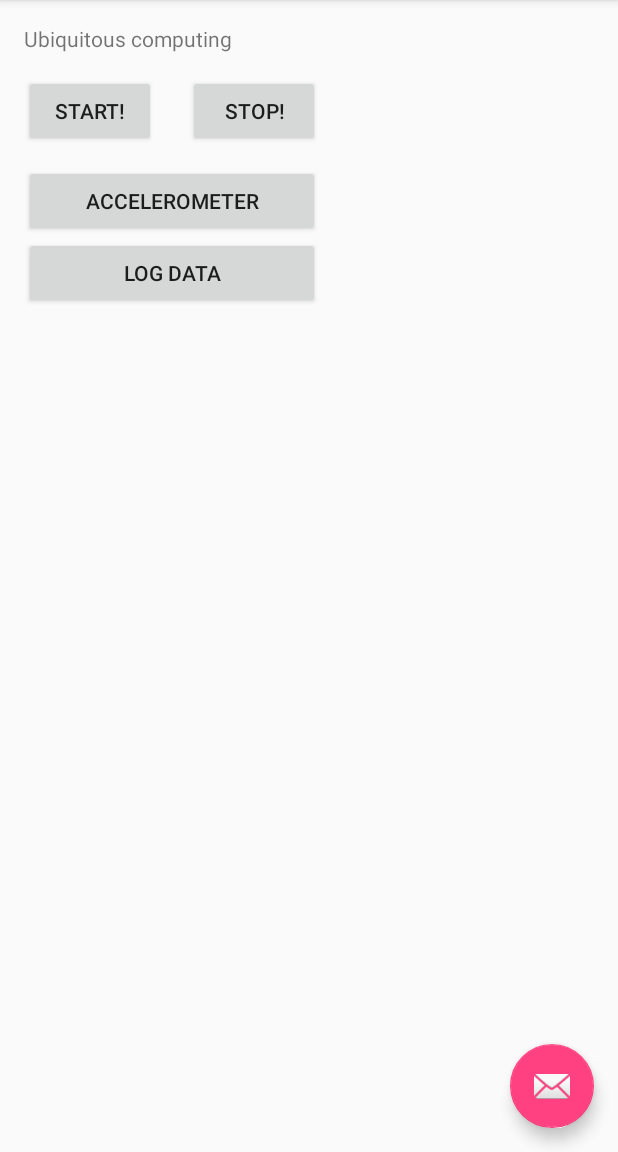
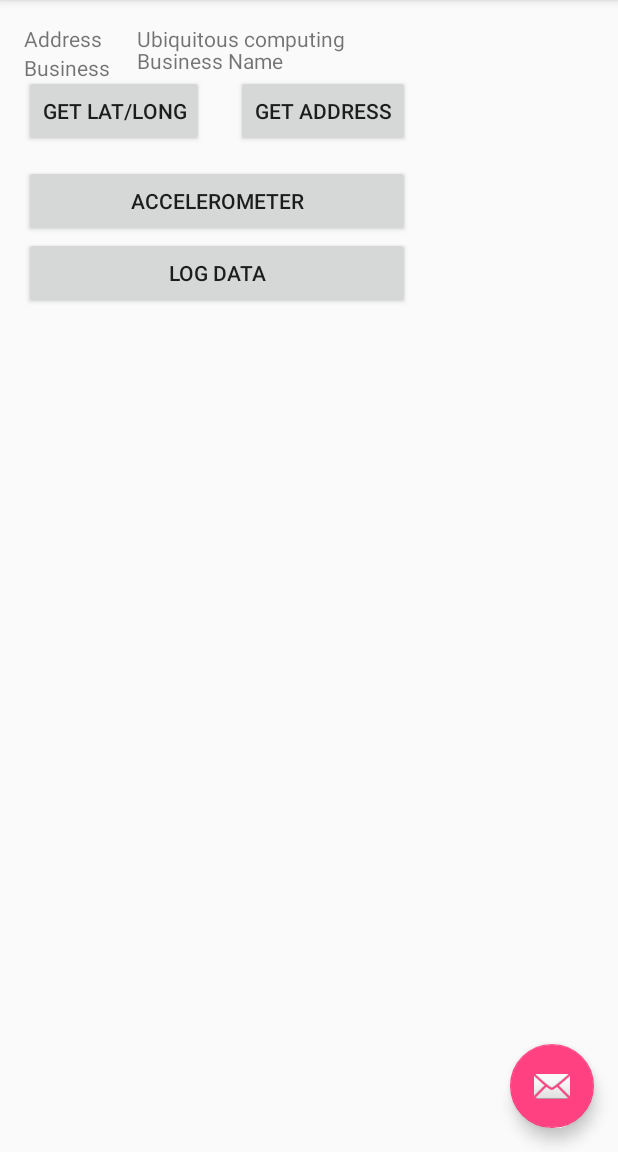
Before and after one commit to AbdulAli/UbiComp, an Android app: the screen it shows after launch (MainActivity), on a phone screen of 412 x 824 dp, the part 84-1236 px from its top. Run offline under Robolectric (Android 15) with nearby library versions, the phone set to English and light mode, and no system bars.

Commit message:
location data

```diff
--- a/app/build.gradle
+++ b/app/build.gradle
@@ -26,5 +26,6 @@ dependencies {
     })
     compile 'com.android.support:appcompat-v7:25.1.0'
     compile 'com.android.support:design:25.1.0'
+    compile 'com.google.android.gms:play-services-places:10.2.0'
     testCompile 'junit:junit:4.12'
 }
--- a/app/src/main/java/com/assignment1_longitude_latitude/MyLocationListener.java
+++ b/app/src/main/java/com/assignment1_longitude_latitude/MyLocationListener.java
@@ -1,4 +1,4 @@
-package assignment1_longitude_latitude;
+package com.assignment1_longitude_latitude;
 
 import android.content.Context;
 import android.location.Location;
--- a/app/src/main/java/com/assignment1_longitude_latitude/MyLocationService.java
+++ b/app/src/main/java/com/assignment1_longitude_latitude/MyLocationService.java
@@ -35,8 +35,6 @@ public class MyLocationService extends Service {
 
     @Override
     public int onStartCommand(Intent intent, int flags, int startId) {
-        // Let it continue running until it is stopped.
-        Toast.makeText(this, "Service Start", Toast.LENGTH_LONG).show();
         addListenerLocation();
         return START_STICKY;
     }
--- a/app/src/main/res/layout/content_main.xml
+++ b/app/src/main/res/layout/content_main.xml
@@ -13,17 +13,10 @@
     tools:context="com.ubicomp.main.MainActivity"
     tools:showIn="@layout/activity_main">
 
-    <TextView
-        android:layout_width="match_parent"
-        android:layout_height="wrap_content"
-        android:text="Ubiquitous computing"
-        android:layout_marginBottom="50dp"
-        android:id="@+id/textBox" />
-
     <Button
         android:layout_width="wrap_content"
         android:layout_height="wrap_content"
-        android:text="Start!"
+        android:text="Get Lat/Long"
         android:layout_alignParentTop="true"
         android:layout_alignParentStart="true"
         android:layout_marginTop="34dp"
@@ -32,7 +25,7 @@
     <Button
         android:layout_width="wrap_content"
         android:layout_height="wrap_content"
-        android:text="Stop!"
+        android:text="Get Address"
         android:id="@+id/stopbtn"
         android:layout_alignBaseline="@+id/startbtn"
         android:layout_alignBottom="@+id/startbtn"
@@ -58,5 +51,39 @@
         android:id="@+id/logButton"
         android:layout_alignEnd="@+id/accelerometerButton" />
 
+    <TextView
+        android:text="Address"
+        android:layout_width="wrap_content"
+        android:layout_height="wrap_content"
+        android:id="@+id/textView7"
+        android:layout_alignParentTop="true"
+        android:layout_alignParentStart="true" />
+
+    <TextView
+        android:layout_width="match_parent"
+        android:layout_height="wrap_content"
+        android:text="Ubiquitous computing"
+        android:id="@+id/textView8"
+        android:layout_alignParentTop="true"
+        android:layout_toEndOf="@+id/textView6"
+        android:layout_marginStart="18dp" />
+
+    <TextView
+        android:text="Business"
+        android:layout_width="wrap_content"
+        android:layout_height="wrap_content"
+        android:id="@+id/textView6"
+        android:layout_below="@+id/textView7"
+        android:layout_alignParentStart="true" />
+
+    <TextView
+        android:layout_width="match_parent"
+        android:layout_height="wrap_content"
+        android:text="Business Name"
+        android:id="@+id/textBoxBusinessName"
+        android:layout_above="@+id/stopbtn"
+        android:layout_alignParentEnd="true"
+        android:layout_alignStart="@+id/textView8" />
+
 
 </RelativeLayout>
--- a/build.gradle
+++ b/build.gradle
@@ -12,6 +12,8 @@ buildscript {
     }
 }
 
+
+
 allprojects {
     repositories {
         jcenter()
```
Also changed, not shown: app/src/main/java/com/geocoder/GeocodeHelper.java (added, +54 -0 lines), app/src/main/java/com/geocoder/GeocoderHandler.java (added, +14 -0 lines), app/src/main/java/com/ubicomp/main/MainActivity.java (+81 -6 lines).
